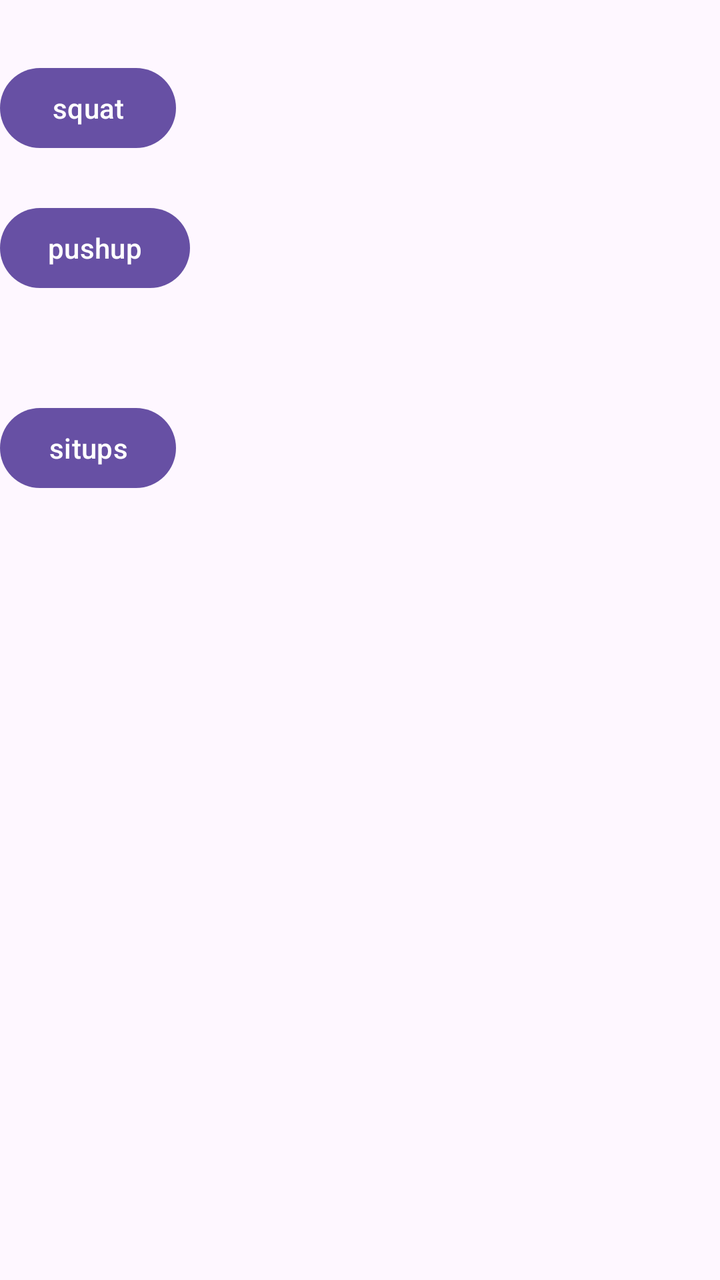
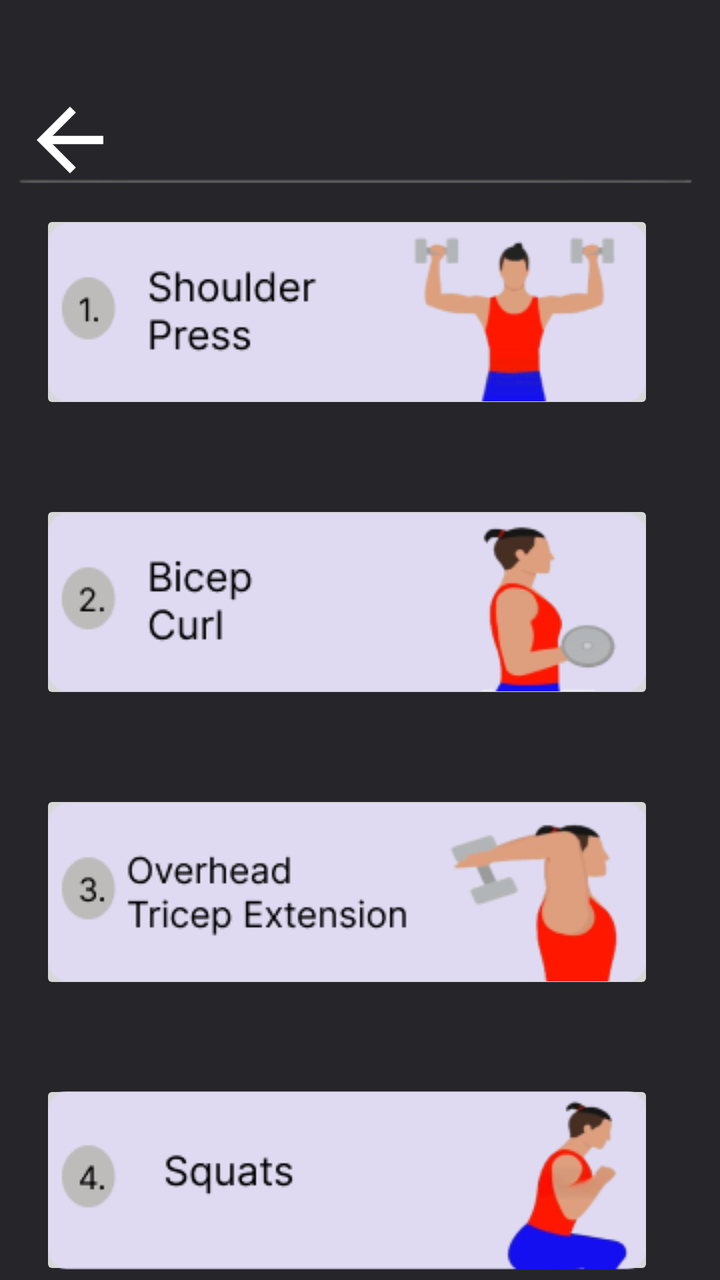

Two renders of the same Android screen: before a commit and after it. Below are the layout's source before the change and the commit's diff.
<!-- AndroidManifest.xml: application theme Theme.Accurepp -->
<!-- res/layout/activity_formcorr_ml.xml -->
<?xml version="1.0" encoding="utf-8"?>
<RelativeLayout xmlns:android="http://schemas.android.com/apk/res/android"
    xmlns:app="http://schemas.android.com/apk/res-auto"
    xmlns:tools="http://schemas.android.com/tools"
    android:id="@+id/main"
    android:layout_width="match_parent"
    android:layout_height="match_parent"
    tools:context=".formcheck">

    <Button
        android:layout_width="wrap_content"
        android:layout_height="wrap_content"
        android:text="squat"
        android:id="@+id/squatt"
        android:layout_marginTop="30dp"
        />

    <Button
        android:layout_width="wrap_content"
        android:layout_height="wrap_content"
        android:text="pushup"
        android:id="@+id/pushup"
        android:layout_marginTop="100dp"
        />

    <Button
        android:layout_width="wrap_content"
        android:layout_height="wrap_content"
        android:text="situps"
        android:layout_marginTop="200dp"
        android:id="@+id/situp"
        />



</RelativeLayout>
<!-- resources referenced by this layout -->
<resources>
  <style name="Theme.Accurepp" parent="Base.Theme.Accurepp" />
  <style name="Base.Theme.Accurepp" parent="Theme.Material3.DayNight.NoActionBar">
          
          
      </style>
</resources>

<!-- the commit's change to res/layout/activity_formcorr_ml.xml (unified diff, before → after) -->
@@ -5,31 +5,111 @@
     android:id="@+id/main"
     android:layout_width="match_parent"
     android:layout_height="match_parent"
-    tools:context=".formcheck">
+    tools:context=".formcorrML"
+    android:background="#26262A">
 
-    <Button
+
+
+
+
+
+
+
+
+
+
+
+
+
+
+
+
+
+
+
+
+
+
+
+
+    <ImageView
+        android:id="@+id/backblack"
+        android:layout_width="50dp"
+        android:layout_height="50dp"
+        android:layout_marginStart="10dp"
+        android:layout_marginTop="45dp"
+        android:src="@drawable/backbut" />
+
+    <ImageView
         android:layout_width="wrap_content"
         android:layout_height="wrap_content"
-        android:text="squat"
-        android:id="@+id/squatt"
-        android:layout_marginTop="30dp"
-        />
+        android:src="@drawable/line"
+        android:id="@+id/lineline"
+        android:layout_marginTop="75dp" />
 
-    <Button
-        android:layout_width="wrap_content"
-        android:layout_height="wrap_content"
-        android:text="pushup"
-        android:id="@+id/pushup"
-        android:layout_marginTop="100dp"
-        />
+    <ImageButton
+        android:layout_width="307dp"
+        android:layout_height="102dp"
+        android:src="@drawable/spform"
+        android:layout_marginStart="20dp"
+        android:layout_marginTop="105dp"
+        android:id="@+id/shoulder1"/>
 
-    <Button
-        android:layout_width="wrap_content"
-        android:layout_height="wrap_content"
-        android:text="situps"
-        android:layout_marginTop="200dp"
-        android:id="@+id/situp"
-        />
+    <ImageButton
+        android:layout_width="307dp"
+        android:layout_height="102dp"
+        android:src="@drawable/bcform"
+        android:layout_marginStart="20dp"
+        android:layout_marginTop="250dp"
+        android:id="@+id/bicep1"/>
+
+    <ImageButton
+        android:layout_width="307dp"
+        android:layout_height="102dp"
+        android:src="@drawable/oteform"
+        android:layout_marginStart="20dp"
+        android:layout_marginTop="395dp"
+        android:id="@+id/tricep1"/>
+
+    <ImageButton
+        android:layout_width="307dp"
+        android:layout_height="102dp"
+        android:src="@drawable/sqform"
+        android:layout_marginStart="20dp"
+        android:layout_marginTop="540dp"
+        android:id="@+id/squat1"/>
+
+
+
+
+
+
+
+
+
+
+
+
+
+
+
+
+
+
+
+
+
+
+
+
+
+
+
+
+
+
+
+
 
 
 
<!-- resource entries referenced after the edit -->
@@ -1,5 +1,16 @@
 <!-- resources referenced by this layout -->
 <resources>
+  <!-- drawable backbut (drawable) -->
+  <vector xmlns:android="http://schemas.android.com/apk/res/android" android:autoMirrored="true" android:height="24dp" android:tint="#FFFFFF" android:viewportHeight="24" android:viewportWidth="24" android:width="24dp">
+  
+      <path android:fillColor="@android:color/white" android:pathData="M20,11H7.83l5.59,-5.59L12,4l-8,8 8,8 1.41,-1.41L7.83,13H20v-2z"/>
+  
+  </vector>
+  <!-- drawable bcform: png bitmap (drawable, 10928 bytes) -->
+  <!-- drawable line: png bitmap (drawable, 732 bytes) -->
+  <!-- drawable oteform: png bitmap (drawable, 12666 bytes) -->
+  <!-- drawable spform: png bitmap (drawable, 11783 bytes) -->
+  <!-- drawable sqform: png bitmap (drawable, 9508 bytes) -->
   <style name="Theme.Accurepp" parent="Base.Theme.Accurepp" />
   <style name="Base.Theme.Accurepp" parent="Theme.Material3.DayNight.NoActionBar">
           
